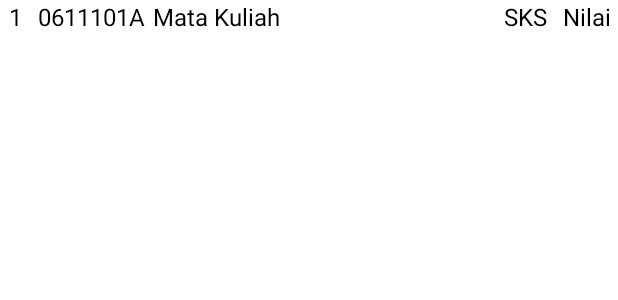
After one commit to luteh/KampusOnline, an Android app: the layout fragment_hasil_studi_item.xml on its own in the app's theme, with its tools: preview values and no code run, on a phone screen of 412 x 824 dp. The commit adds this screen. Shown: the top 300 px of the screen. Run offline under Robolectric (Android 15) with nearby library versions, the phone set to English and light mode, and no system bars.

Commit message:
Add item list for hasil studi

```diff
--- a/app/src/main/res/layout/fragment_hasil_studi.xml
+++ b/app/src/main/res/layout/fragment_hasil_studi.xml
@@ -25,4 +25,9 @@
 
     </com.google.android.material.card.MaterialCardView>
 
+    <androidx.recyclerview.widget.RecyclerView
+        android:id="@+id/rvHasilStudi"
+        android:layout_margin="@dimen/margin_default"
+        android:layout_width="match_parent"
+        android:layout_height="wrap_content"/>
 </LinearLayout>
--- /dev/null
+++ b/app/src/main/res/layout/fragment_hasil_studi_item.xml
@@ -0,0 +1,58 @@
+<?xml version="1.0" encoding="utf-8"?>
+<LinearLayout xmlns:android="http://schemas.android.com/apk/res/android"
+    xmlns:tools="http://schemas.android.com/tools"
+    android:layout_width="match_parent"
+    android:layout_height="wrap_content"
+    android:orientation="horizontal"
+    android:weightSum="100">
+
+    <TextView
+        android:id="@+id/tvNumber"
+        android:layout_width="0dp"
+        android:layout_height="wrap_content"
+        android:layout_weight="5"
+        android:gravity="center"
+        android:textColor="@android:color/black"
+        android:textSize="@dimen/text_default_16"
+        tools:text="1" />
+
+    <TextView
+        android:id="@+id/tvKode"
+        android:layout_width="0dp"
+        android:layout_height="wrap_content"
+        android:layout_weight="20"
+        android:gravity="center"
+        android:textColor="@android:color/black"
+        android:textSize="@dimen/text_default_16"
+        tools:text="0611101A" />
+
+    <TextView
+        android:id="@+id/tvMataKuliah"
+        android:layout_width="0dp"
+        android:layout_height="wrap_content"
+        android:layout_weight="55"
+        android:textColor="@android:color/black"
+        android:textSize="@dimen/text_default_16"
+        tools:text="Mata Kuliah" />
+
+    <TextView
+        android:id="@+id/tvSks"
+        android:layout_width="0dp"
+        android:layout_height="wrap_content"
+        android:layout_weight="10"
+        android:gravity="center"
+        android:textColor="@android:color/black"
+        android:textSize="@dimen/text_default_16"
+        tools:text="SKS" />
+
+    <TextView
+        android:id="@+id/tvNilai"
+        android:layout_width="0dp"
+        android:layout_height="wrap_content"
+        android:layout_weight="10"
+        android:gravity="center"
+        android:textColor="@android:color/black"
+        android:textSize="@dimen/text_default_16"
+        tools:text="Nilai" />
+
+</LinearLayout>
```
Also changed, not shown: app/src/main/java/com/luteh/kampusonline/adapter/HasilStudiAdapter.java (added, +47 -0 lines), app/src/main/java/com/luteh/kampusonline/adapter/HasilStudiViewHolder.java (added, +35 -0 lines), app/src/main/java/com/luteh/kampusonline/ui/fragments/HasilStudiFragment.java (+19 -5 lines).
